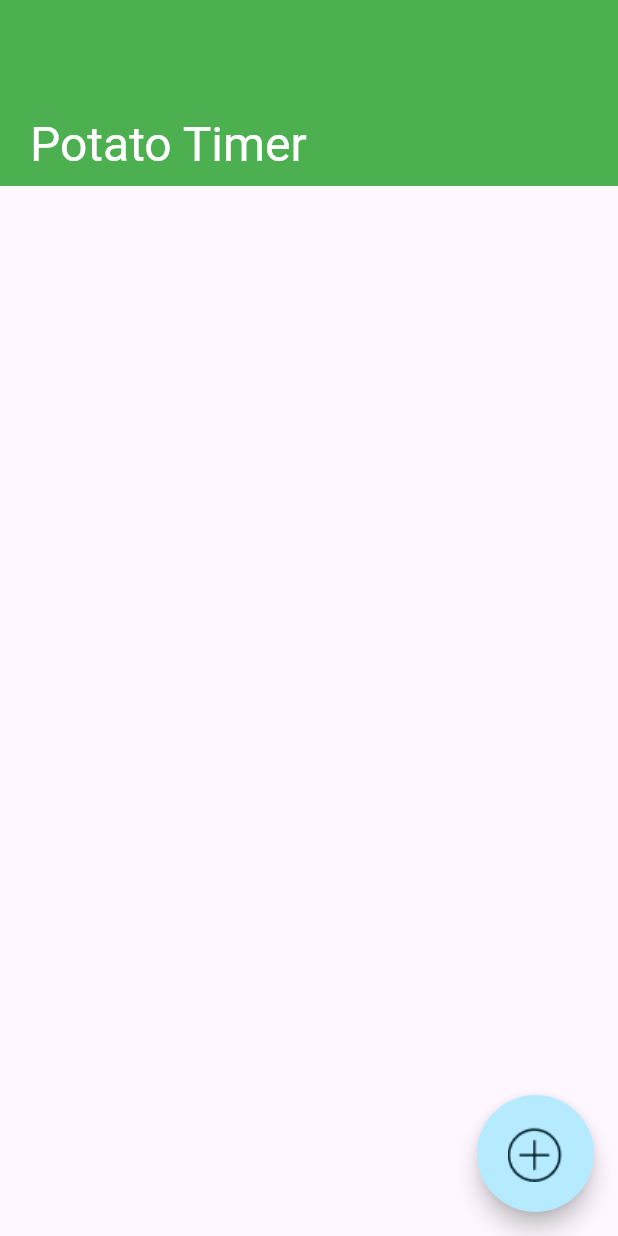
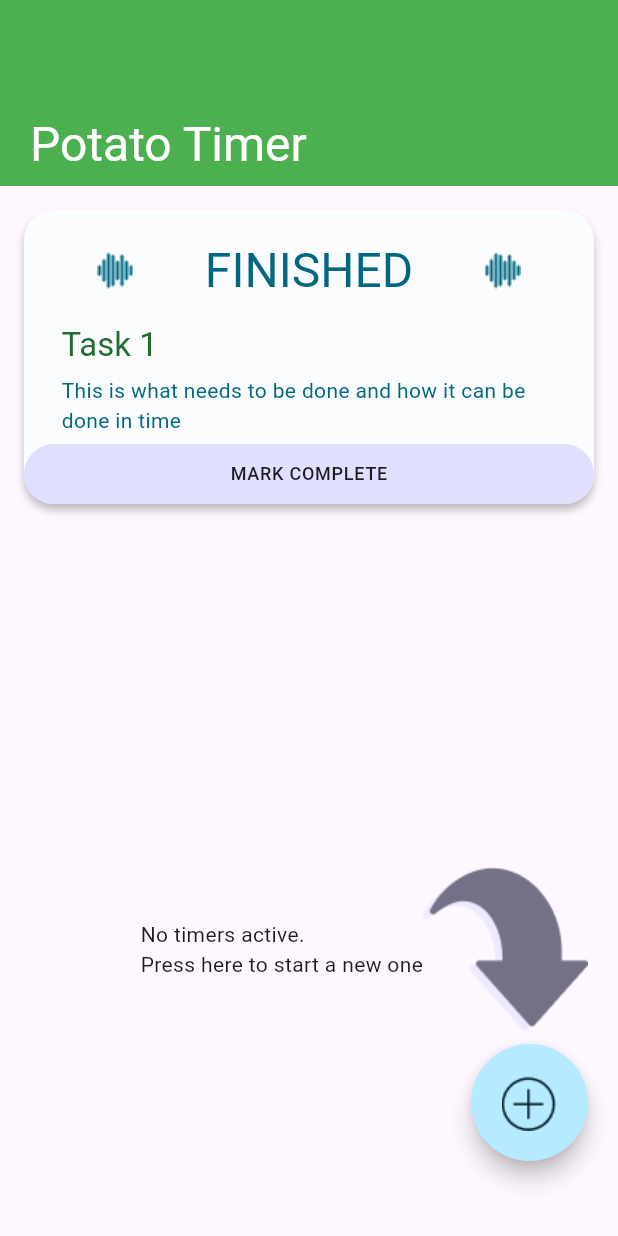
Before and after one commit to shubhasachan507/TimerApp, a Flutter app: the screen it shows after launch, on a phone screen of 412 x 824 dp. Run offline on Flutter 3.47's test engine with Material 3 defaults, Android fonts, the phone set to English and light mode, and no system bars.

Commit message:
UI completed

```diff
--- a/lib/screen/home_screen.dart
+++ b/lib/screen/home_screen.dart
@@ -11,15 +11,33 @@ class HomeScreen extends StatelessWidget {
         preferredSize: Size.fromHeight(124),
         child: HomeAppbar(),
       ),
-      floatingActionButton: SizedBox(
-        height: 78,
-        width: 78,
-        child: FloatingActionButton(
-          backgroundColor: const Color(0xffB6EAFF),
-          shape: const CircleBorder(),
-          onPressed: () {},
-          child: Image.asset("asset/images/iAdd-Line.png"),
-        ),
+      body: Stack(
+        children: [
+          const TaskCard(),
+          Align(
+            alignment: Alignment.bottomRight,
+            child: Padding(
+              padding: const EdgeInsets.symmetric(vertical: 50, horizontal: 20),
+              child: Column(
+                mainAxisSize: MainAxisSize.min,
+                mainAxisAlignment: MainAxisAlignment.end,
+                children: <Widget>[
+                  const PressToStartInformation(),
+                  const SizedBox(height: 8.0),
+                  CustomFloatingActionButton(
+                    onPressed: () {
+                      showDialog(
+                          context: context,
+                          builder: (BuildContext context) {
+                            return const NewTaskDialog();
+                          });
+                    },
+                  ),
+                ],
+              ),
+            ),
+          ),
+        ],
       ),
     );
   }
--- /dev/null
+++ b/lib/widgets/custom_fab.dart
@@ -0,0 +1,27 @@
+import "package:flutter/material.dart";
+
+class CustomFloatingActionButton extends StatelessWidget {
+  const CustomFloatingActionButton({
+    super.key,
+    this.onPressed,
+  });
+
+  final void Function()? onPressed;
+
+  @override
+  Widget build(BuildContext context) {
+    return Align(
+      alignment: Alignment.bottomRight,
+      child: SizedBox(
+        height: 78,
+        width: 78,
+        child: FloatingActionButton(
+          backgroundColor: const Color(0xffB6EAFF),
+          shape: const CircleBorder(),
+          onPressed: onPressed,
+          child: Image.asset("asset/images/iAdd-Line.png"),
+        ),
+      ),
+    );
+  }
+}
--- a/lib/widgets/index.dart
+++ b/lib/widgets/index.dart
@@ -1 +1,10 @@
 export "home_appbar.dart";
+export "press_to_start_info.dart";
+export "custom_fab.dart";
+export "custom_text_field.dart";
+export "new_task_dialog.dart";
+export "otp_input.dart";
+export "set_task_duration.dart";
+export "task_card.dart";
+export "task_finished_header.dart";
+export "play_pause_timer.dart";
--- /dev/null
+++ b/lib/widgets/press_to_start_info.dart
@@ -0,0 +1,21 @@
+import "package:flutter/material.dart";
+
+class PressToStartInformation extends StatelessWidget {
+  const PressToStartInformation({
+    super.key,
+  });
+
+  @override
+  Widget build(BuildContext context) {
+    return Row(
+      mainAxisAlignment: MainAxisAlignment.end,
+      children: [
+        Text(
+          "No timers active. \nPress here to start a new one",
+          style: Theme.of(context).textTheme.bodyMedium,
+        ),
+        Image.asset("asset/images/arrow.png"),
+      ],
+    );
+  }
+}
--- /dev/null
+++ b/lib/widgets/task_card.dart
@@ -0,0 +1,73 @@
+import "package:flutter/material.dart";
+import "package:potatotimer/widgets/index.dart";
+
+class TaskCard extends StatelessWidget {
+  const TaskCard({
+    super.key,
+  });
+
+  @override
+  Widget build(BuildContext context) {
+    return Container(
+        margin: const EdgeInsets.all(16),
+        height: 196,
+        width: double.maxFinite,
+        decoration: ShapeDecoration(
+          shadows: const [
+            BoxShadow(
+              color: Color(0x40000000),
+              offset: Offset(0, 4),
+              blurRadius: 4,
+            ),
+          ],
+          color: const Color(0xffFBFCFE),
+          shape: RoundedRectangleBorder(
+            borderRadius: BorderRadius.circular(20),
+          ),
+        ),
+        child: Column(
+          crossAxisAlignment: CrossAxisAlignment.start,
+          mainAxisAlignment: MainAxisAlignment.spaceBetween,
+          children: [
+            const Padding(
+                padding: EdgeInsets.fromLTRB(25.0, 20, 25, 10),
+                child: TaskFinishedHeader()),
+            Padding(
+              padding: const EdgeInsets.symmetric(horizontal: 25),
+              child: Text(
+                "Task 1",
+                style: Theme.of(context).textTheme.titleLarge?.copyWith(
+                      color: const Color(0xff216C2E),
+                    ),
+              ),
+            ),
+            Padding(
+              padding: const EdgeInsets.symmetric(horizontal: 25),
+              child: Text(
+                "This is what needs to be done and how it can be done in time",
+                style: Theme.of(context).textTheme.bodyMedium?.copyWith(
+                      color: const Color(0xff006782),
+                    ),
+              ),
+            ),
+            GestureDetector(
+              onTap: () {},
+              child: Container(
+                decoration: const BoxDecoration(
+                  color: Color(0xffE1DFFF),
+                  borderRadius: BorderRadius.all(Radius.circular(30)),
+                ),
+                height: 40,
+                width: double.infinity,
+                child: Center(
+                  child: Text(
+                    "MARK COMPLETE",
+                    style: Theme.of(context).textTheme.labelMedium,
+                  ),
+                ),
+              ),
+            )
+          ],
+        ));
+  }
+}
--- /dev/null
+++ b/lib/widgets/task_finished_header.dart
@@ -0,0 +1,24 @@
+import "package:flutter/material.dart";
+
+class TaskFinishedHeader extends StatelessWidget {
+  const TaskFinishedHeader({
+    super.key,
+  });
+
+  @override
+  Widget build(BuildContext context) {
+    return Row(
+      mainAxisAlignment: MainAxisAlignment.spaceAround,
+      children: [
+        Image.asset("asset/images/soundwave.png"),
+        Text(
+          "FINISHED",
+          style: Theme.of(context).textTheme.headlineLarge?.copyWith(
+                color: const Color(0xff006782),
+              ),
+        ),
+        Image.asset("asset/images/soundwave.png"),
+      ],
+    );
+  }
+}
```
Also changed, not shown: lib/widgets/custom_text_field.dart (added, +48 -0 lines), lib/widgets/new_task_dialog.dart (added, +69 -0 lines), lib/widgets/otp_input.dart (added, +38 -0 lines), lib/widgets/play_pause_timer.dart (added, +31 -0 lines), lib/widgets/set_task_duration.dart (added, +66 -0 lines), asset/images/pause.png (added), asset/images/play.png (added), asset/images/soundwave.png (added), asset/images/stop.png (added), 146 other files.
